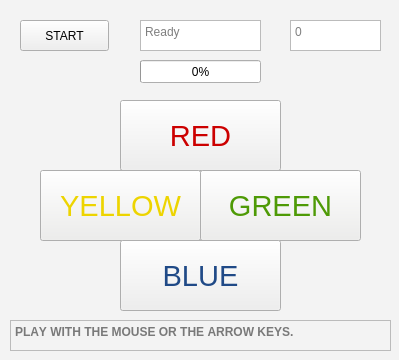
The window that simon.ui (GotRiceTom/Simon_Game) describes before a commit, drawn with Qt 5.
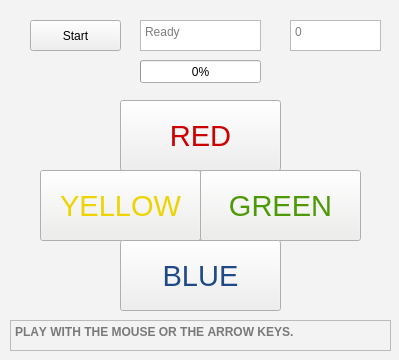
The same window after the commit.

Commit message: Added for signals for startButton_clicked

Patch:
```diff
--- a/simon.ui
+++ b/simon.ui
@@ -513,19 +513,6 @@
     <string>BLUE</string>
    </property>
   </widget>
-  <widget class="QPushButton" name="StartButton">
-   <property name="geometry">
-    <rect>
-     <x>20</x>
-     <y>20</y>
-     <width>89</width>
-     <height>31</height>
-    </rect>
-   </property>
-   <property name="text">
-    <string>START</string>
-   </property>
-  </widget>
   <widget class="QTextEdit" name="ScoreBox">
    <property name="geometry">
     <rect>
@@ -664,6 +651,19 @@
     <number>0</number>
    </property>
   </widget>
+  <widget class="QPushButton" name="StartButton">
+   <property name="geometry">
+    <rect>
+     <x>30</x>
+     <y>20</y>
+     <width>91</width>
+     <height>31</height>
+    </rect>
+   </property>
+   <property name="text">
+    <string>Start</string>
+   </property>
+  </widget>
  </widget>
  <layoutdefault spacing="6" margin="11"/>
  <resources/>
```
The commit also changes 2 other files.
